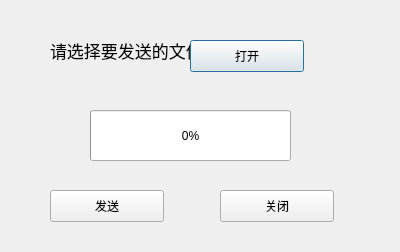
Before: the Qt Designer form tcpserver.ui in kindergartenBOSS/Simple_LAN_IM, drawn with Qt 5.
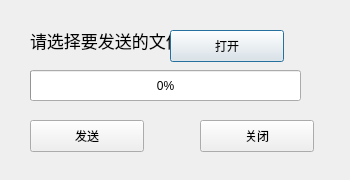
After: the same form once the commit is applied.

What changed in the file:
```diff
--- a/tcpserver.ui
+++ b/tcpserver.ui
@@ -6,8 +6,8 @@
    <rect>
     <x>0</x>
     <y>0</y>
-    <width>400</width>
-    <height>252</height>
+    <width>350</width>
+    <height>180</height>
    </rect>
   </property>
   <property name="windowTitle">
@@ -16,8 +16,8 @@
   <widget class="QLabel" name="chooseFileLabel">
    <property name="geometry">
     <rect>
-     <x>50</x>
-     <y>30</y>
+     <x>30</x>
+     <y>20</y>
      <width>141</width>
      <height>41</height>
     </rect>
@@ -34,8 +34,8 @@
   <widget class="QPushButton" name="openFileBtn">
    <property name="geometry">
     <rect>
-     <x>190</x>
-     <y>40</y>
+     <x>170</x>
+     <y>30</y>
      <width>114</width>
      <height>32</height>
     </rect>
@@ -47,8 +47,8 @@
   <widget class="QPushButton" name="sendFileBtn">
    <property name="geometry">
     <rect>
-     <x>50</x>
-     <y>190</y>
+     <x>30</x>
+     <y>120</y>
      <width>114</width>
      <height>32</height>
     </rect>
@@ -60,8 +60,8 @@
   <widget class="QPushButton" name="closeFileBtn">
    <property name="geometry">
     <rect>
-     <x>220</x>
-     <y>190</y>
+     <x>200</x>
+     <y>120</y>
      <width>114</width>
      <height>32</height>
     </rect>
@@ -73,10 +73,10 @@
   <widget class="QProgressBar" name="progressBar">
    <property name="geometry">
     <rect>
-     <x>90</x>
-     <y>110</y>
-     <width>201</width>
-     <height>51</height>
+     <x>30</x>
+     <y>70</y>
+     <width>271</width>
+     <height>31</height>
     </rect>
    </property>
    <property name="value">
```
